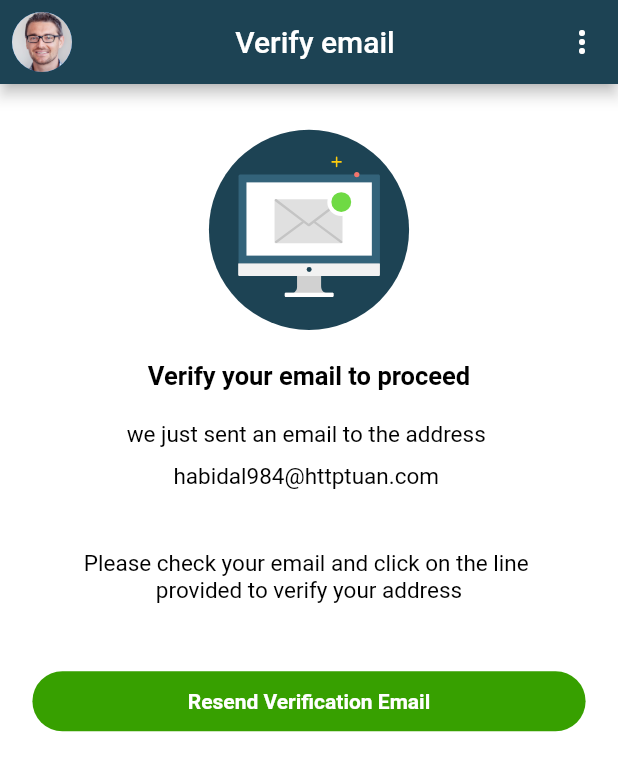
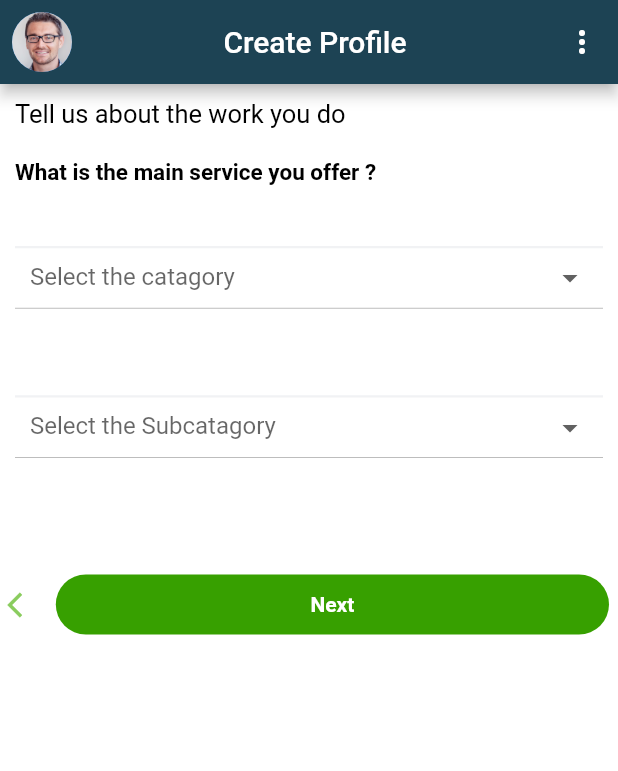
Before and after one commit to AhmedGamalSaiid/UpworkFlutter, a Flutter app: the screen it shows after launch, on a phone screen of 412 x 824 dp. Shown: the top 771 px of the screen. Run offline on Flutter 3.47's test engine with Material 2 defaults, Android fonts, the phone set to English and light mode, and no system bars; our stand-ins replace accordion, cloud_firestore, custom_navigation_bar, email_validator, firebase_auth, firebase_core and 3 more; missing offline and left inert: flutter_button, flutter_statusbar_manager, flutter_text_anchor; accounts and stored records are empty; project files that could hold a hidden picture were left out.

Commit message:
create create profile page

```diff
--- /dev/null
+++ b/lib/View/Pages/BeforeLoginPages/CreateProfile.dart
@@ -0,0 +1,154 @@
+import 'package:flutter/material.dart';
+import 'package:upwork/View/Pages/BeforeLoginPages/Verifyemail.dart';
+import 'package:upwork/View/components/Shared/CustomDrawer.dart';
+import 'package:upwork/View/components/Shared/CustomMenuButton.dart';
+import 'package:upwork/View/components/Talent/SelectDropDown.dart';
+import 'package:upwork/View/components/beforeLogin/Loginbtn.dart';
+
+class Createprofile extends StatefulWidget {
+  @override
+  _CreateprofileState createState() => _CreateprofileState();
+}
+
+class _CreateprofileState extends State<Createprofile> {
+  @override
+  Widget build(BuildContext context) {
+    return DefaultTabController(
+      length: 2,
+      child: Scaffold(
+        drawer: CustomDrawer(),
+        appBar: AppBar(
+          leading: Builder(
+            builder: (context) => IconButton(
+              icon: CircleAvatar(
+                radius: 50,
+                backgroundImage: ExactAssetImage("assets/img/06.jpg"),
+              ),
+              onPressed: () => Scaffold.of(context).openDrawer(),
+            ),
+          ),
+          title: Center(
+            child: Text(
+              "Create Profile",
+              style: TextStyle(color: Colors.white),
+            ),
+          ),
+          actions: [
+            CustomMenuButton(),
+          ],
+        ),
+        body: SingleChildScrollView(
+          child: Column(children: <Widget>[
+            Padding(
+              padding: const EdgeInsets.all(10),
+              child: Row(
+                mainAxisAlignment: MainAxisAlignment.start,
+                children: <Widget>[
+                  Text(
+                    'Tell us about the work you do ',
+                    style: TextStyle(
+                      color: Colors.black,
+                      fontWeight: FontWeight.normal,
+                      fontSize: 17,
+                    ),
+                  ),
+                ],
+              ),
+            ),
+            Padding(
+                padding: const EdgeInsets.all(10),
+                child: Row(
+                    mainAxisAlignment: MainAxisAlignment.start,
+                    children: <Widget>[
+                      Text(
+                        'What is the main service you offer ? ',
+                        style: TextStyle(
+                          color: Colors.black,
+                          fontWeight: FontWeight.bold,
+                          fontSize: 15,
+                        ),
+                      ),
+                    ])),
+            SizedBox(
+              height: 20,
+            ),
+            Padding(
+                padding: const EdgeInsets.all(10),
+                child: SelectDropDown(
+                  [
+                    "Select the catagory",
+                    "Accounting & Consulting",
+                    "Admin Support",
+                    "Customer Service",
+                    "Data Science & Analytics",
+                    "Design & Creative",
+                    "Engineering & Architecture",
+                    "IT & Networking",
+                    "Legal",
+                    "Sales & Marketing",
+                    "Translation",
+                    "Web, Mobile & Software Dev",
+                    "Writing",
+                  ],
+                  isExpand: true,
+                )),
+            SizedBox(
+              height: 30,
+            ),
+            Padding(
+                padding: const EdgeInsets.all(10),
+                child: SelectDropDown(
+                  [
+                    "Select the Subcatagory",
+                    "Database Administration",
+                    "ERP/CRM Software",
+                    "Information Security",
+                    "Network & System Administration",
+                    "Other - IT & Networking",
+                  ],
+                  isExpand: true,
+                )),
+            SizedBox(
+              height: 40,
+            ),
+            Padding(
+                padding: const EdgeInsets.all(5),
+                child: Row(
+                    mainAxisAlignment: MainAxisAlignment.spaceBetween,
+                    children: <Widget>[
+                      InkWell(
+                          hoverColor: Colors.black,
+                          child: Icon(
+                            Icons.arrow_back_ios,
+                            color: Color(0xFF8ACC5E),
+                            size: 20,
+                          ),
+                          onTap: () => {
+                                Navigator.push(
+                                  context,
+                                  MaterialPageRoute(
+                                    builder: (context) {
+                                      return Verifyemail();
+                                    },
+                                  ),
+                                )
+                              }),
+                      RoundedButton(
+                        color: Color(0XFF37a000),
+                        text: "Next",
+                        textColor: Colors.white,
+                        borderColor: Color(0x00000000),
+                        press: () {
+                          Navigator.push(
+                            context,
+                            MaterialPageRoute(builder: (context) {}),
+                          );
+                        },
+                      ),
+                    ]))
+          ]),
+        ),
+      ),
+    );
+  }
+}
--- /dev/null
+++ b/lib/View/Pages/BeforeLoginPages/Expertise.dart
@@ -0,0 +1,14 @@
+import 'package:flutter/material.dart';
+class Expertise extends StatefulWidget {
+  @override
+  _ExpertiseState createState() => _ExpertiseState();
+}
+
+class _ExpertiseState extends State<Expertise> {
+  @override
+  Widget build(BuildContext context) {
+    return
+
+    );
+  }
+}
--- a/lib/View/Pages/BeforeLoginPages/Verifyemail.dart
+++ b/lib/View/Pages/BeforeLoginPages/Verifyemail.dart
@@ -1,10 +1,9 @@
 import 'package:flutter/material.dart';
 import 'package:flutter_svg/svg.dart';
-import 'package:upwork/View/Pages/BeforeLoginPages/SignupDetails.dart';
+import 'package:upwork/View/Pages/BeforeLoginPages/CreateProfile.dart';
 import 'package:upwork/View/components/Shared/CustomDrawer.dart';
 import 'package:upwork/View/components/Shared/CustomMenuButton.dart';
 import 'package:upwork/View/components/beforeLogin/Loginbtn.dart';
-import 'package:upwork/constanse.dart';
 
 class Verifyemail extends StatefulWidget {
   @override
@@ -124,9 +123,7 @@ class _VerifyemailState extends State<Verifyemail> {
                     Navigator.push(
                       context,
                       MaterialPageRoute(builder: (context) {
-                        return SignupDetails(
-                            // emailVal: widget.emailVal,
-                            );
+                        return Createprofile();
                       }),
                     );
                   },
--- a/lib/main.dart
+++ b/lib/main.dart
@@ -2,12 +2,14 @@ import 'package:flutter/material.dart';
 import 'package:firebase_core/firebase_core.dart';
 import 'package:flutter_statusbar_manager/flutter_statusbar_manager.dart';
 import 'package:upwork/View/Pages/TalentPages/Messages.dart';
+import 'View/Pages/BeforeLoginPages/CreateProfile.dart';
 import 'View/Pages/TalentPages/Contracts.dart';
 import 'View/Pages/TalentPages/HomePage.dart';
 import 'View/Pages/TalentPages/Proposals.dart';
 import 'View/Pages/BeforeLoginPages/Verifyemail.dart';
 import 'View/Pages/TalentPages/myreports.dart';
 import 'View/Pages/BeforeLoginPages/welcome.dart';
+import 'View/components/Shared/DropDawn.dart';
 import 'constanse.dart';
 import 'firebaseApp.dart';
 
@@ -29,7 +31,8 @@ class MyApp extends StatelessWidget {
         primaryColor: bgUpworkDark,
         scaffoldBackgroundColor: Colors.white,
       ),
-      home: Verifyemail(),
+      home: Createprofile(),
+      //Verifyemail(),
     );
     // initialRoute: '/',
     // routes: {
```
